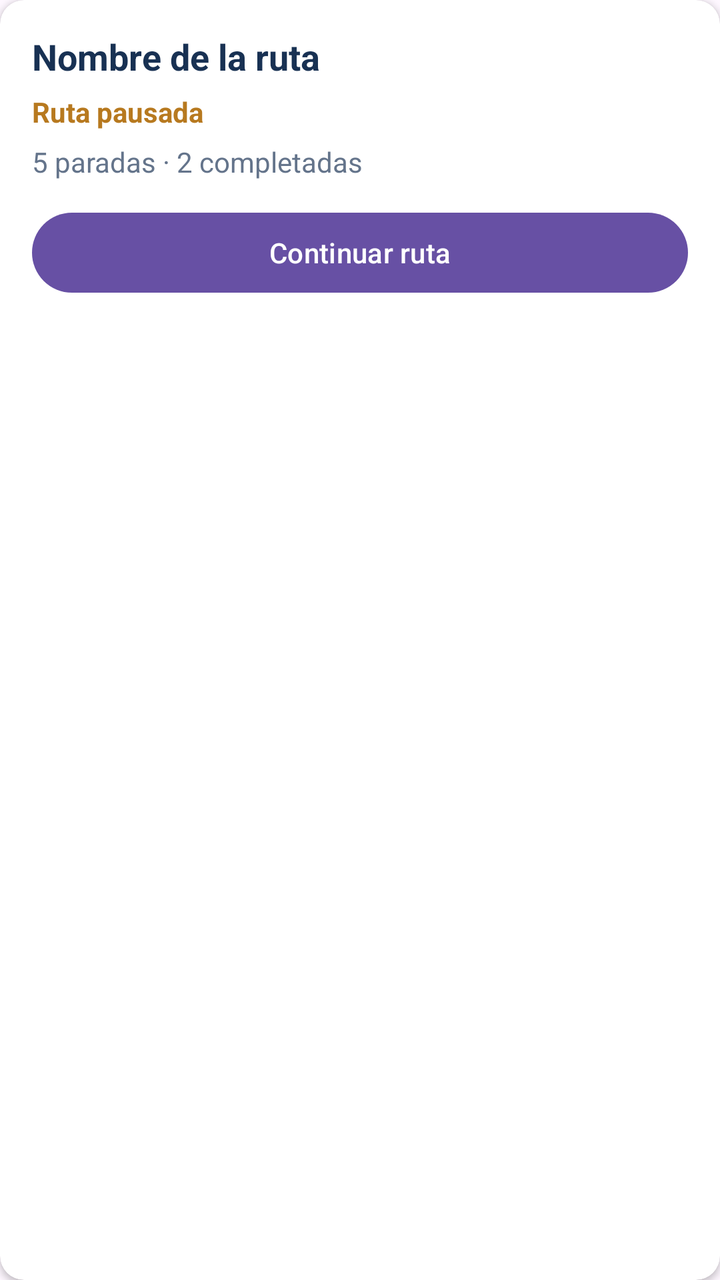
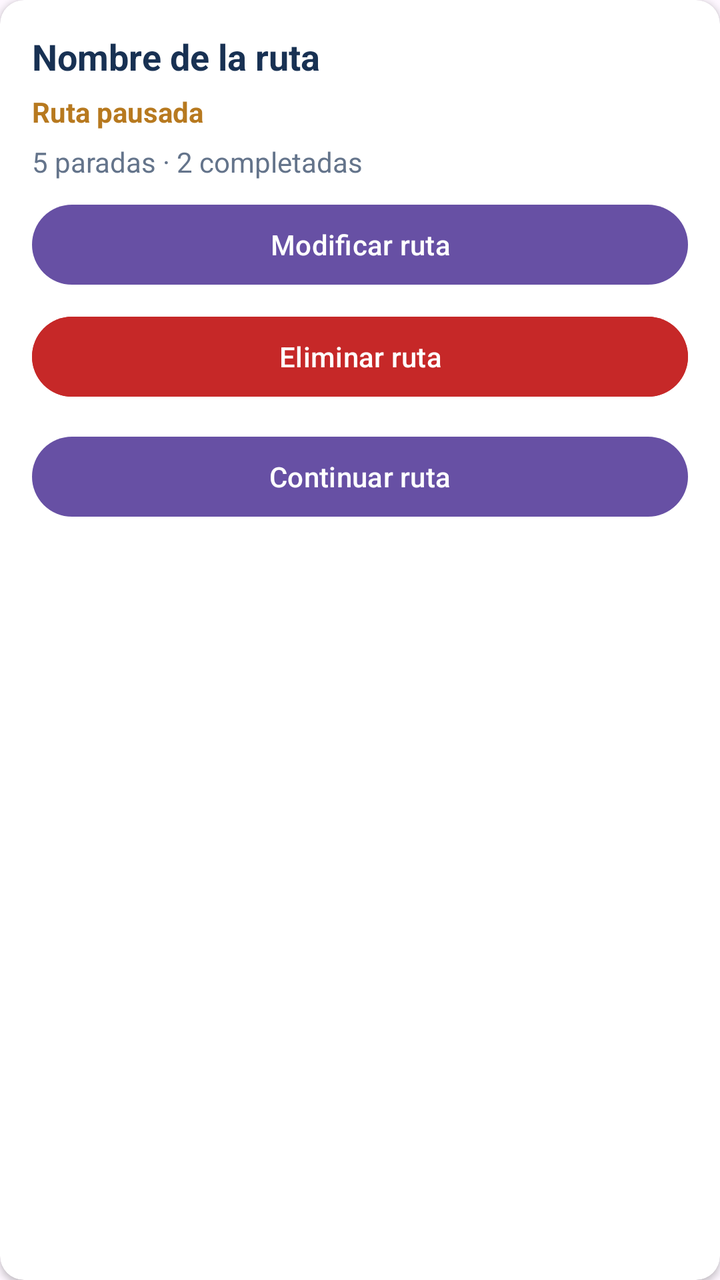

An Android layout rendered at two revisions. The XML below is the earlier revision; the diff shows what the commit changed to produce the second picture.
<!-- AndroidManifest.xml: application theme Theme.RoutePlanner -->
<!-- res/layout/item_select_route.xml -->
<?xml version="1.0" encoding="utf-8"?>
<androidx.cardview.widget.CardView
    xmlns:android="http://schemas.android.com/apk/res/android"
    xmlns:app="http://schemas.android.com/apk/res-auto"
    android:layout_width="match_parent"
    android:layout_height="wrap_content"
    android:layout_marginBottom="12dp"
    app:cardCornerRadius="12dp"
    app:cardElevation="2dp"
    app:cardBackgroundColor="#FFFFFF">

    <LinearLayout
        android:layout_width="match_parent"
        android:layout_height="wrap_content"
        android:orientation="vertical"
        android:padding="16dp">

        <TextView
            android:id="@+id/tvRouteName"
            android:layout_width="match_parent"
            android:layout_height="wrap_content"
            android:text="Nombre de la ruta"
            android:textColor="#183153"
            android:textSize="18sp"
            android:textStyle="bold" />

        <TextView
            android:id="@+id/tvRouteStatus"
            android:layout_width="wrap_content"
            android:layout_height="wrap_content"
            android:layout_marginTop="6dp"
            android:text="Ruta pausada"
            android:textColor="#B7791F"
            android:textSize="14sp"
            android:textStyle="bold" />

        <TextView
            android:id="@+id/tvRouteProgress"
            android:layout_width="match_parent"
            android:layout_height="wrap_content"
            android:layout_marginTop="6dp"
            android:text="5 paradas · 2 completadas"
            android:textColor="#64748B"
            android:textSize="14sp" />

        <Button
            android:id="@+id/btnSelectRoute"
            android:layout_width="match_parent"
            android:layout_height="48dp"
            android:layout_marginTop="12dp"
            android:text="Continuar ruta" />

    </LinearLayout>

</androidx.cardview.widget.CardView>
<!-- resources referenced by this layout -->
<resources>
  <style name="Theme.RoutePlanner" parent="Base.Theme.RoutePlanner" />
  <style name="Base.Theme.RoutePlanner" parent="Theme.Material3.DayNight.NoActionBar">
          
          
      </style>
</resources>

<!-- the commit's change to res/layout/item_select_route.xml (unified diff, before → after) -->
@@ -44,6 +44,22 @@
             android:textSize="14sp" />
 
         <Button
+            android:id="@+id/btnEditRoute"
+            android:layout_width="match_parent"
+            android:layout_height="wrap_content"
+            android:text="Modificar ruta"
+            android:layout_marginTop="8dp" />
+
+        <Button
+            android:id="@+id/btnDeleteRoute"
+            android:layout_width="match_parent"
+            android:layout_height="wrap_content"
+            android:layout_marginTop="8dp"
+            android:text="Eliminar ruta"
+            android:textColor="#FFFFFF"
+            android:backgroundTint="#C62828" />
+
+        <Button
             android:id="@+id/btnSelectRoute"
             android:layout_width="match_parent"
             android:layout_height="48dp"
